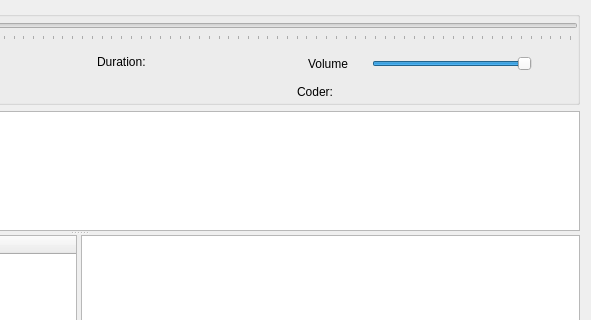
This is GUI_UIs/ui_dialog_code_av.ui in ccbogel/QualCoder as Qt 5 draws it before an edit; both pictures show x 434 to 1025 and y 0 to 320 of the 1025 by 596 pixel window. The edited form follows.
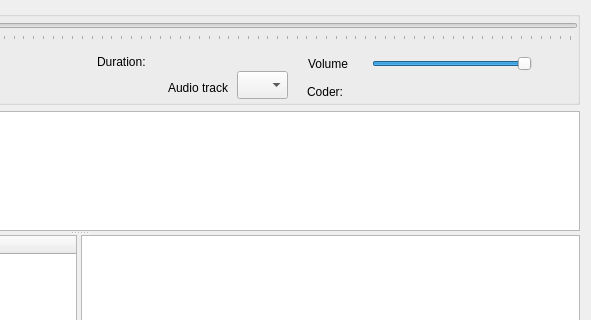
This is the edited form.

Commit message:
Added an audio track chooser.
MP4 has multiple audio track options. Added a combobox to choose an audio track number.

The edit to the form file:
```diff
--- a/GUI_UIs/ui_dialog_code_av.ui
+++ b/GUI_UIs/ui_dialog_code_av.ui
@@ -239,9 +239,9 @@
      <widget class="QLabel" name="label_coder">
       <property name="geometry">
        <rect>
-        <x>720</x>
+        <x>730</x>
         <y>72</y>
-        <width>241</width>
+        <width>271</width>
         <height>17</height>
        </rect>
       </property>
@@ -262,6 +262,32 @@
        <string>Select media</string>
       </property>
      </widget>
+     <widget class="QComboBox" name="comboBox_tracks">
+      <property name="geometry">
+       <rect>
+        <x>660</x>
+        <y>60</y>
+        <width>51</width>
+        <height>28</height>
+       </rect>
+      </property>
+     </widget>
+     <widget class="QLabel" name="label">
+      <property name="geometry">
+       <rect>
+        <x>570</x>
+        <y>67</y>
+        <width>81</width>
+        <height>20</height>
+       </rect>
+      </property>
+      <property name="text">
+       <string>Audio track</string>
+      </property>
+      <property name="alignment">
+       <set>Qt::AlignRight|Qt::AlignTrailing|Qt::AlignVCenter</set>
+      </property>
+     </widget>
     </widget>
    </item>
   </layout>
```
The commit also changes 1 other file.
